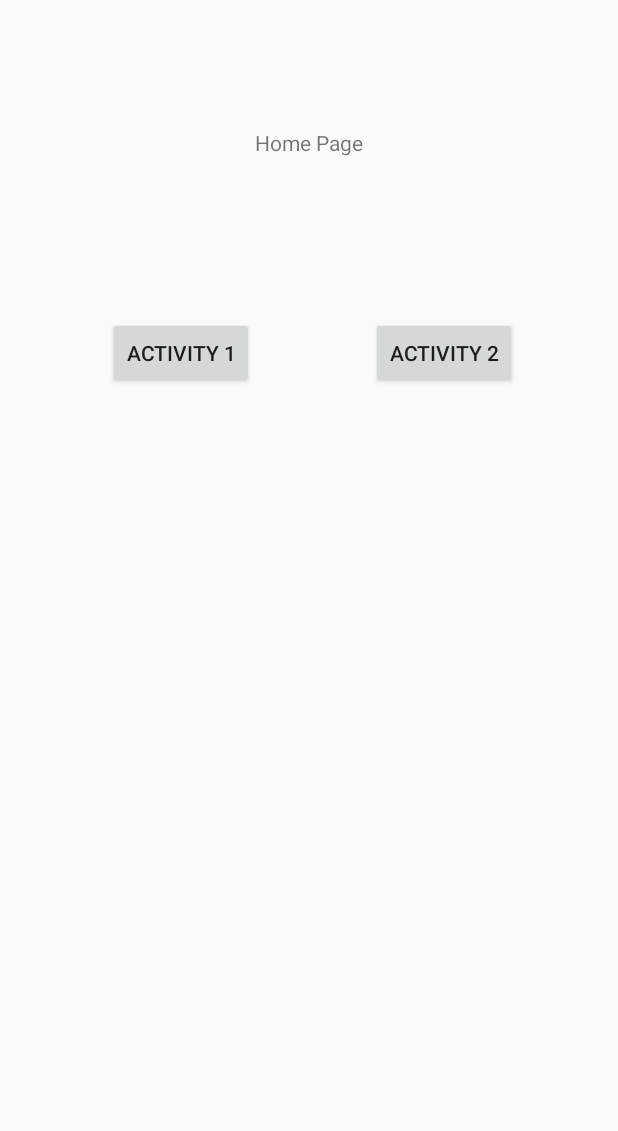
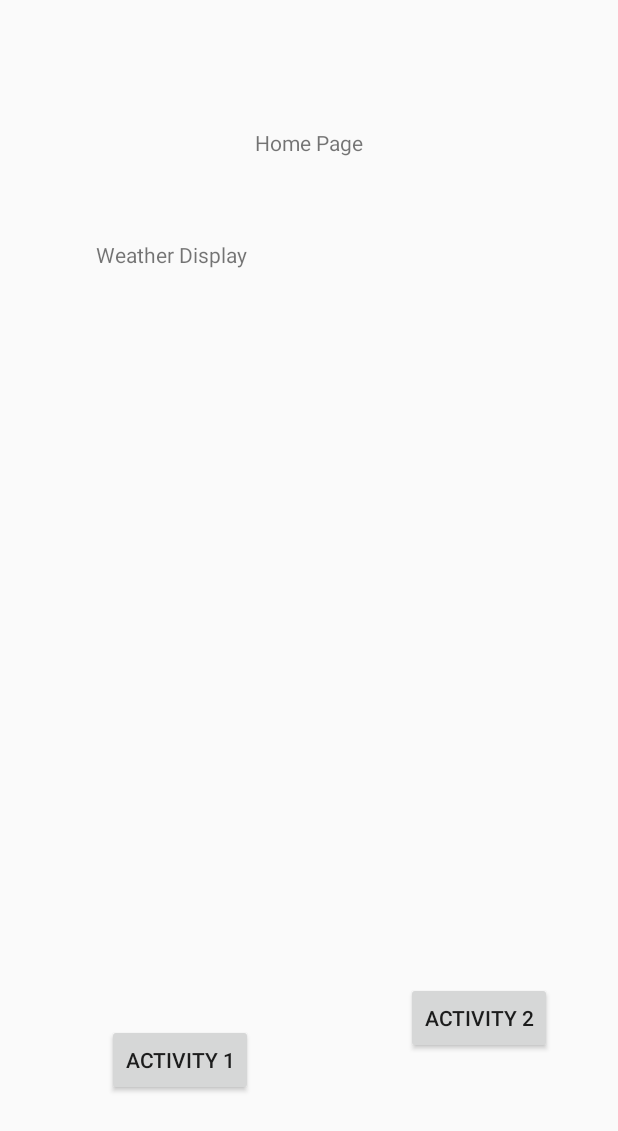
Before and after one commit to mik3ds/EZ-Way-Accessable-Journey-Planner, an Android app: the screen it shows after launch (MainActivity), on a phone screen of 412 x 824 dp. Shown: the top 1131 px of the screen. Run offline under Robolectric (Android 15) with nearby library versions, the phone set to English and light mode, and no system bars.

Commit message:
added weather function on home page

```diff
--- a/app/src/main/AndroidManifest.xml
+++ b/app/src/main/AndroidManifest.xml
@@ -1,10 +1,11 @@
 <?xml version="1.0" encoding="utf-8"?>
 <manifest xmlns:android="http://schemas.android.com/apk/res/android"
     package="com.example.user.testnav2">
-
+    <uses-permission android:name="android.permission.INTERNET" />
     <application
         android:allowBackup="true"
         android:icon="@mipmap/ic_launcher"
+        android:networkSecurityConfig="@xml/network_security_config"
         android:label="@string/app_name"
         android:roundIcon="@mipmap/ic_launcher_round"
         android:supportsRtl="true"
--- a/app/src/main/java/com/example/user/testnav2/MainActivity.java
+++ b/app/src/main/java/com/example/user/testnav2/MainActivity.java
@@ -1,20 +1,40 @@
 package com.example.user.testnav2;
 
+import android.annotation.SuppressLint;
 import android.content.Intent;
+import android.os.AsyncTask;
+import android.os.StrictMode;
 import android.support.v7.app.AppCompatActivity;
 import android.os.Bundle;
+import android.util.Log;
 import android.view.View;
 import android.widget.Button;
+import android.widget.TextView;
+
+import org.json.JSONException;
+import org.json.JSONObject;
+
+import java.io.BufferedReader;
+import java.io.InputStream;
+import java.io.InputStreamReader;
+import java.net.HttpURLConnection;
+import java.net.URL;
 
 public class MainActivity extends AppCompatActivity {
+
+    private TextView weatherdisplay;
 
     @Override
     protected void onCreate(Bundle savedInstanceState) {
         super.onCreate(savedInstanceState);
         setContentView(R.layout.activity_main);
 
+        StrictMode.ThreadPolicy policy = new StrictMode.ThreadPolicy.Builder().permitAll().build();
+        StrictMode.setThreadPolicy(policy);
+
         configureNavButton1();
         configureNavButtton2();
+        configureWeatherDisplay();
     }
 
     private void configureNavButton1() {
@@ -37,4 +57,27 @@ public class MainActivity extends AppCompatActivity {
         });
     }
 
+    private void configureWeatherDisplay() {
+        weatherdisplay = (TextView) findViewById(R.id.homeWeatherText);
+
+        weatherGetter wg = new weatherGetter();
+        String weather = wg.doInBackground();
+        JSONObject obj = null;
+        try {
+            obj = new JSONObject(weather);
+            Log.d("FIT5120", obj.toString());
+            obj = obj.getJSONObject("main");
+            String temp = obj.getString("temp");
+            String temp2 = "It is currently " + temp + " degrees in Melbourne";
+            weatherdisplay.setText(temp2);
+        } catch (Throwable t) {
+            Log.e("FIT5120", "Could not load JSON");
+        }
+
+
+
+    }
+
+
+
 }
--- /dev/null
+++ b/app/src/main/java/com/example/user/testnav2/weatherGetter.java
@@ -0,0 +1,48 @@
+package com.example.user.testnav2;
+
+import android.os.AsyncTask;
+import android.widget.TextView;
+
+import java.io.BufferedReader;
+import java.io.InputStream;
+import java.io.InputStreamReader;
+import java.net.HttpURLConnection;
+import java.net.URL;
+
+public class weatherGetter extends AsyncTask<String, String, String>{
+
+
+    protected String doInBackground(String ...urls) {
+
+        HttpURLConnection con = null;
+        InputStream is = null;
+        String MelbURL = "http://api.openweathermap.org/data/2.5/weather?id=2158177&units=metric&APPID=6fe38b2ddf629ff4c64d523fa234338f";
+
+        try {
+            con = (HttpURLConnection) ( new URL(MelbURL)).openConnection();
+            con.setRequestMethod("GET");
+            con.setDoInput(true);
+            con.setDoOutput(true);
+            con.connect();
+
+            StringBuffer buffer = new StringBuffer();
+            is = con.getInputStream();
+            BufferedReader br = new BufferedReader(new InputStreamReader(is));
+            String line = null;
+            while ((line = br.readLine())!=null)
+                buffer.append(line + "rn");
+
+            is.close();
+            con.disconnect();
+            return buffer.toString();
+
+
+        } catch (Throwable t) {
+            t.printStackTrace();
+        } finally {
+            try { is.close(); } catch(Throwable t) {}
+            try {con.disconnect(); } catch(Throwable t) {}
+        }
+        return null;
+    }
+}
--- a/app/src/main/res/layout/activity_main.xml
+++ b/app/src/main/res/layout/activity_main.xml
@@ -18,19 +18,30 @@
         android:id="@+id/navbutton1"
         android:layout_width="wrap_content"
         android:layout_height="wrap_content"
+        android:layout_alignParentBottom="true"
         android:layout_alignParentStart="true"
-        android:layout_alignTop="@+id/navbutton2"
-        android:layout_marginStart="72dp"
+        android:layout_marginBottom="93dp"
+        android:layout_marginStart="71dp"
         android:text="Activity 1" />
 
     <Button
         android:id="@+id/navbutton2"
         android:layout_width="wrap_content"
         android:layout_height="wrap_content"
+        android:layout_alignParentBottom="true"
         android:layout_alignParentEnd="true"
-        android:layout_alignParentTop="true"
-        android:layout_marginEnd="67dp"
-        android:layout_marginTop="211dp"
+        android:layout_marginBottom="121dp"
+        android:layout_marginEnd="44dp"
         android:text="Activity 2" />
 
+    <TextView
+        android:id="@+id/homeWeatherText"
+        android:layout_width="wrap_content"
+        android:layout_height="wrap_content"
+        android:layout_alignParentStart="true"
+        android:layout_alignParentTop="true"
+        android:layout_marginStart="64dp"
+        android:layout_marginTop="160dp"
+        android:text="Weather Display" />
+
 </RelativeLayout>
--- /dev/null
+++ b/app/src/main/res/layout/network_security_config.xml
@@ -0,0 +1,6 @@
+<?xml version="1.0" encoding="utf-8"?>
+<LinearLayout xmlns:android="http://schemas.android.com/apk/res/android"
+    android:layout_width="match_parent"
+    android:layout_height="match_parent">
+
+</LinearLayout>
```
Also changed, not shown: app/src/main/res/layout/activity_main1_edit.xml (+13 -4 lines).
